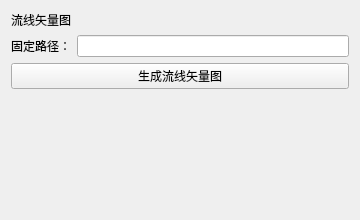
Qt form plugins/Base_PostProcessing/StreamlineVectorSettingWidget.ui (asd977/base_cae) before a commit.
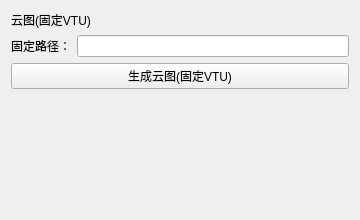
The same form after that commit.

Commit message: fix(post): switch fixed-VTU tool from streamline to nephogram

Patch:
```diff
--- a/plugins/Base_PostProcessing/StreamlineVectorSettingWidget.ui
+++ b/plugins/Base_PostProcessing/StreamlineVectorSettingWidget.ui
@@ -14,7 +14,7 @@
    <item>
     <widget class="QLabel" name="titleLabel">
      <property name="text">
-      <string>流线矢量图</string>
+      <string>云图(固定VTU)</string>
      </property>
     </widget>
    </item>
@@ -39,7 +39,7 @@
    <item>
     <widget class="QPushButton" name="buildPushButton">
      <property name="text">
-      <string>生成流线矢量图</string>
+      <string>生成云图(固定VTU)</string>
      </property>
     </widget>
    </item>
```
The commit also changes 2 other files.
